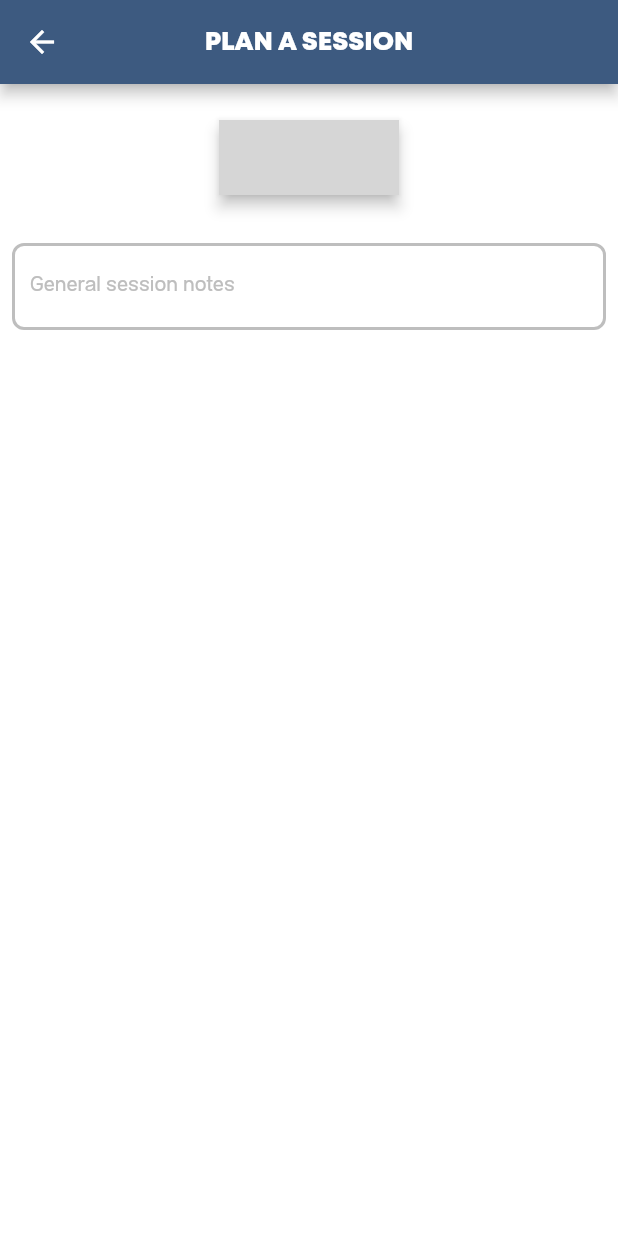
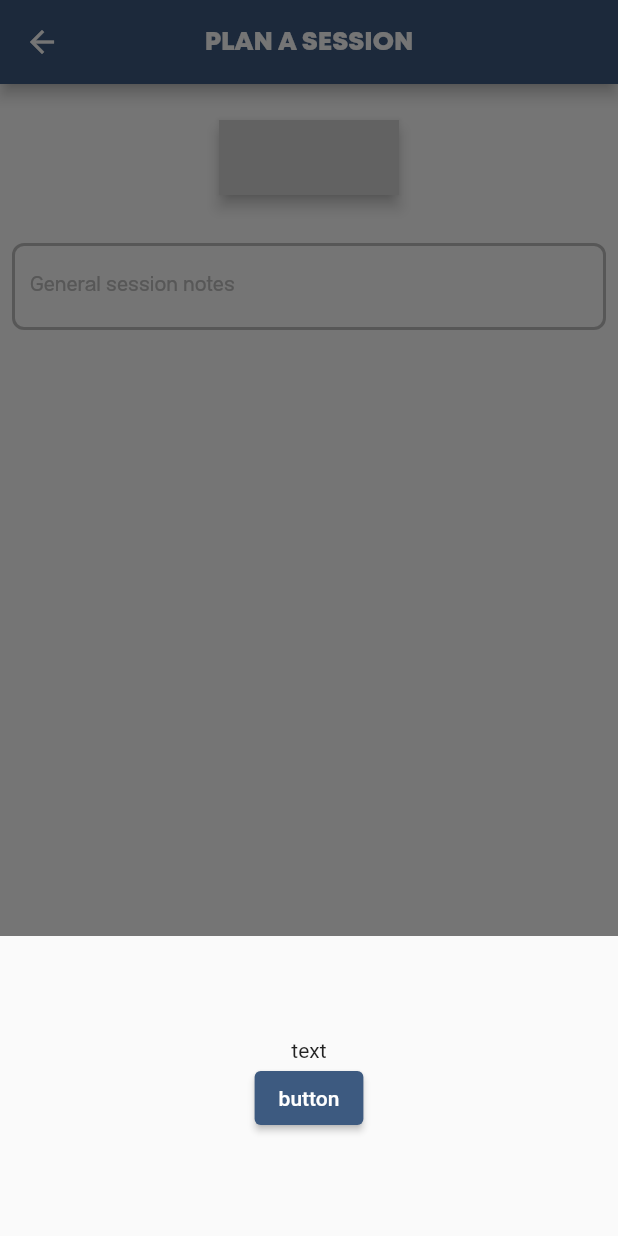
Before and after one commit to JPUF/ppl_course, a Flutter app: the SessionPage screen opened directly, after a tap on the "add" icon, on a phone screen of 412 x 824 dp. Run offline on Flutter 3.47's test engine with Material 2 defaults, Android fonts, the light colour scheme and no system bars; drawn by our look-alikes of animated_toggle_switch; our stand-ins replace bloc, flutter_bloc, flutter_svg, page_transition; grey boxes are pictures that could not be loaded.

Commit message:
bottom modal with fade

```diff
--- /dev/null
+++ b/lib/presentation/pages/session/components/add_exercise_bottom_sheet.dart
@@ -0,0 +1,27 @@
+import 'package:flutter/material.dart';
+
+class AddExerciseBottomSheet extends StatelessWidget {
+  const AddExerciseBottomSheet({Key? key, required this.onDismiss})
+      : super(key: key);
+
+  final VoidCallback onDismiss;
+
+  @override
+  Widget build(BuildContext context) {
+    return SizedBox(
+        height: 200,
+        child: Column(
+          mainAxisAlignment: MainAxisAlignment.center,
+          mainAxisSize: MainAxisSize.min,
+          children: [
+            const Text("text"),
+            ElevatedButton(
+                onPressed: () {
+                  Navigator.pop(context);
+                  onDismiss();
+                },
+                child: const Text("button"))
+          ],
+        ));
+  }
+}
--- a/lib/presentation/pages/session/components/add_exercise.dart
+++ b/lib/presentation/pages/session/components/add_exercise_button.dart
@@ -1,8 +1,8 @@
 import 'package:flutter/material.dart';
 import 'package:ppl_course/res/color/colors.dart';
 
-class AddExercise extends StatelessWidget {
-  const AddExercise({Key? key, required this.onTap}) : super(key: key);
+class AddExerciseButton extends StatelessWidget {
+  const AddExerciseButton({Key? key, required this.onTap}) : super(key: key);
 
   final VoidCallback onTap;
 
--- a/lib/presentation/pages/session/session_page.dart
+++ b/lib/presentation/pages/session/session_page.dart
@@ -2,9 +2,9 @@ import 'package:flutter/material.dart';
 import 'package:ppl_course/res/color/colors.dart';
 import 'package:ppl_course/res/string/strings.dart';
 import 'package:ppl_course/res/styles/app_text_styles.dart';
-import 'package:simple_animations/simple_animations.dart';
 
-import 'components/add_exercise.dart';
+import 'components/add_exercise_bottom_sheet.dart';
+import 'components/add_exercise_button.dart';
 import 'components/ppl_selector_switch.dart';
 
 class SessionPage extends StatefulWidget {
@@ -21,7 +21,7 @@ class _SessionPageState extends State<SessionPage> {
   late FocusNode _notesFocusNode;
   String _notesText = "";
 
-  CustomAnimationControl _control = CustomAnimationControl.stop;
+  bool _addButtonVisibility = true;
 
   @override
   void initState() {
@@ -71,20 +71,18 @@ class _SessionPageState extends State<SessionPage> {
                   ),
                 ),
               ),
-              CustomAnimation<double>(
-                  duration: const Duration(milliseconds: 250),
-                  curve: Curves.easeIn,
-                  control: _control,
-                  tween: Tween(begin: 0, end: 90),
-                  builder: (context, child, value) {
-                    return Transform.translate(
-                        offset: Offset(0, value), child: child);
+              AnimatedOpacity(
+                opacity: _addButtonVisibility ? 1.0 : 0.5,
+                duration: const Duration(milliseconds: 150),
+                onEnd: () {
+                  if (!_addButtonVisibility) showBottomSheet();
+                },
+                child: AddExerciseButton(
+                  onTap: () {
+                    dismissAddButton();
                   },
-                  child: AddExercise(
-                    onTap: () {
-                      dismissAddButton();
-                    },
-                  ))
+                ),
+              )
             ],
           ),
         ),
@@ -94,8 +92,22 @@ class _SessionPageState extends State<SessionPage> {
 
   void dismissAddButton() {
     setState(() {
-      _control = CustomAnimationControl.play;
+      _addButtonVisibility = false;
     });
+  }
+
+  void showBottomSheet() {
+    showModalBottomSheet<void>(
+        context: context,
+        builder: (BuildContext context) {
+          return AddExerciseBottomSheet(
+            onDismiss: () {
+              setState(() {
+                _addButtonVisibility = true;
+              });
+            },
+          );
+        });
   }
 
   Center notesTextField() {
```
